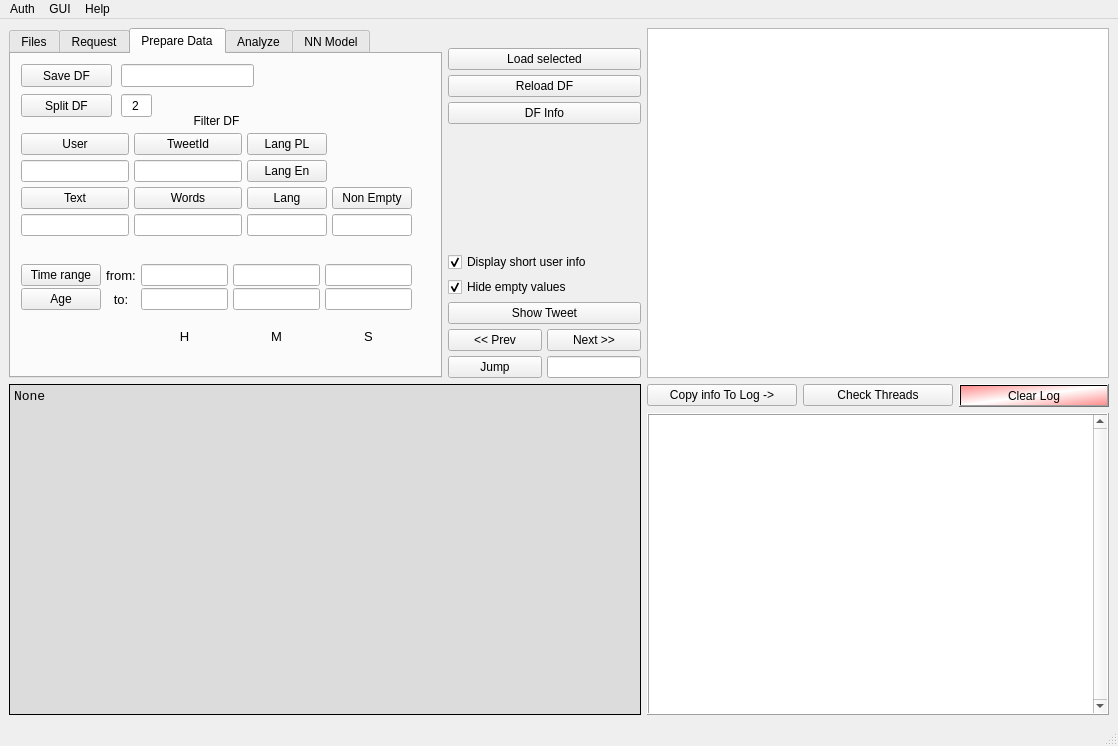
Before: the Qt Designer form TwitterAnalyzer/GUI/GUI_QT.ui in GrzegorzKrug/TwitterAnalyzer, drawn with Qt 5.
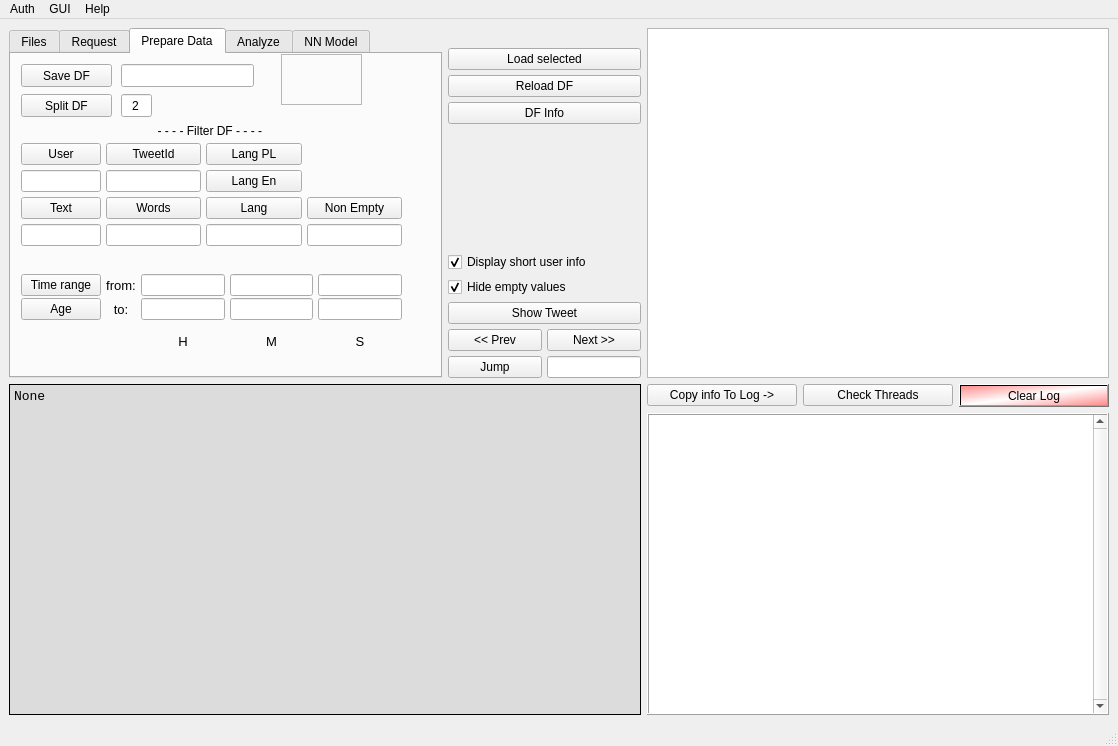
After: the same form once the commit is applied.

The edit to the form file:
```diff
--- a/TwitterAnalyzer/GUI/GUI_QT.ui
+++ b/TwitterAnalyzer/GUI/GUI_QT.ui
@@ -612,9 +612,9 @@
           <property name="geometry">
            <rect>
             <x>10</x>
-            <y>60</y>
-            <width>391</width>
-            <height>261</height>
+            <y>70</y>
+            <width>381</width>
+            <height>252</height>
            </rect>
           </property>
           <layout class="QVBoxLayout" name="Vertical_Filters" stretch="1,1,0">
@@ -625,30 +625,13 @@
             <enum>QLayout::SetMinimumSize</enum>
            </property>
            <item>
-            <layout class="QGridLayout" name="gridLayout_DataFilters" rowstretch="1,1,1,1,1,0" columnstretch="2,2,1,1" rowminimumheight="5,5,5,5,5,0">
+            <layout class="QGridLayout" name="gridLayout_DataFilters" rowstretch="1,0,0,0,0,0" columnstretch="2,0,0,0">
              <property name="sizeConstraint">
               <enum>QLayout::SetNoConstraint</enum>
              </property>
              <property name="spacing">
               <number>5</number>
              </property>
-             <item row="4" column="0">
-              <widget class="QLineEdit" name="lineEdit_DF_comment_7">
-               <property name="toolTip">
-                <string>You can Add some comment to file name</string>
-               </property>
-              </widget>
-             </item>
-             <item row="3" column="2">
-              <widget class="QPushButton" name="pushButton_FilterDF_Lang_Other">
-               <property name="toolTip">
-                <string>Filter DF, put language below</string>
-               </property>
-               <property name="text">
-                <string>Lang</string>
-               </property>
-              </widget>
-             </item>
              <item row="1" column="2">
               <widget class="QPushButton" name="pushButton_FilterDF_Lang_Polish">
                <property name="toolTip">
@@ -659,26 +642,6 @@
                </property>
               </widget>
              </item>
-             <item row="3" column="1">
-              <widget class="QPushButton" name="pushButton_export_DF_11">
-               <property name="toolTip">
-                <string>Save DF to .csv File</string>
-               </property>
-               <property name="text">
-                <string>Words</string>
-               </property>
-              </widget>
-             </item>
-             <item row="2" column="2">
-              <widget class="QPushButton" name="pushButton_FilterDF_Lang_English">
-               <property name="toolTip">
-                <string>Filter DF, english</string>
-               </property>
-               <property name="text">
-                <string>Lang En</string>
-               </property>
-              </widget>
-             </item>
              <item row="1" column="1">
               <widget class="QPushButton" name="pushButton_export_DF_10">
                <property name="toolTip">
@@ -689,27 +652,6 @@
                </property>
               </widget>
              </item>
-             <item row="2" column="1">
-              <widget class="QLineEdit" name="lineEdit_DF_comment_6">
-               <property name="toolTip">
-                <string>You can Add some comment to file name</string>
-               </property>
-              </widget>
-             </item>
-             <item row="4" column="1">
-              <widget class="QLineEdit" name="lineEdit_DF_comment_5">
-               <property name="toolTip">
-                <string>You can Add some comment to file name</string>
-               </property>
-              </widget>
-             </item>
-             <item row="2" column="0">
-              <widget class="QLineEdit" name="lineEdit_DF_comment_2">
-               <property name="toolTip">
-                <string>You can Add some comment to file name</string>
-               </property>
-              </widget>
-             </item>
              <item row="3" column="3">
               <widget class="QPushButton" name="pushButton_FilterDF_by_Key">
                <property name="toolTip">
@@ -720,6 +662,13 @@
                </property>
               </widget>
              </item>
+             <item row="2" column="1">
+              <widget class="QLineEdit" name="lineEdit_DF_comment_6">
+               <property name="toolTip">
+                <string>You can Add some comment to file name</string>
+               </property>
+              </widget>
+             </item>
              <item row="1" column="0">
               <widget class="QPushButton" name="pushButton_export_DF_6">
                <property name="toolTip">
@@ -730,23 +679,6 @@
                </property>
               </widget>
              </item>
-             <item row="3" column="0">
-              <widget class="QPushButton" name="pushButton_export_DF_9">
-               <property name="toolTip">
-                <string>Save DF to .csv File</string>
-               </property>
-               <property name="text">
-                <string>Text</string>
-               </property>
-              </widget>
-             </item>
-             <item row="4" column="3">
-              <widget class="QLineEdit" name="lineEdit_filterKeyinput">
-               <property name="toolTip">
-                <string>Key input</string>
-               </property>
-              </widget>
-             </item>
              <item row="4" column="2">
               <widget class="QLineEdit" name="lineEdit_FilterLangOther">
                <property name="toolTip">
@@ -754,6 +686,40 @@
                </property>
               </widget>
              </item>
+             <item row="3" column="1">
+              <widget class="QPushButton" name="pushButton_export_DF_11">
+               <property name="toolTip">
+                <string>Save DF to .csv File</string>
+               </property>
+               <property name="text">
+                <string>Words</string>
+               </property>
+              </widget>
+             </item>
+             <item row="4" column="1">
+              <widget class="QLineEdit" name="lineEdit_DF_comment_5">
+               <property name="toolTip">
+                <string>You can Add some comment to file name</string>
+               </property>
+              </widget>
+             </item>
+             <item row="4" column="0">
+              <widget class="QLineEdit" name="lineEdit_DF_comment_7">
+               <property name="toolTip">
+                <string>You can Add some comment to file name</string>
+               </property>
+              </widget>
+             </item>
+             <item row="2" column="2">
+              <widget class="QPushButton" name="pushButton_FilterDF_Lang_English">
+               <property name="toolTip">
+                <string>Filter DF, english</string>
+               </property>
+               <property name="text">
+                <string>Lang En</string>
+               </property>
+              </widget>
+             </item>
              <item row="5" column="1">
               <spacer name="verticalSpacer_3">
                <property name="orientation">
@@ -770,10 +736,44 @@
                </property>
               </spacer>
              </item>
+             <item row="3" column="2">
+              <widget class="QPushButton" name="pushButton_FilterDF_Lang_Other">
+               <property name="toolTip">
+                <string>Filter DF, put language below</string>
+               </property>
+               <property name="text">
+                <string>Lang</string>
+               </property>
+              </widget>
+             </item>
+             <item row="3" column="0">
+              <widget class="QPushButton" name="pushButton_export_DF_9">
+               <property name="toolTip">
+                <string>Save DF to .csv File</string>
+               </property>
+               <property name="text">
+                <string>Text</string>
+               </property>
+              </widget>
+             </item>
+             <item row="2" column="0">
+              <widget class="QLineEdit" name="lineEdit_DF_comment_2">
+               <property name="toolTip">
+                <string>You can Add some comment to file name</string>
+               </property>
+              </widget>
+             </item>
+             <item row="4" column="3">
+              <widget class="QLineEdit" name="lineEdit_filterKeyinput">
+               <property name="toolTip">
+                <string>Key input</string>
+               </property>
+              </widget>
+             </item>
              <item row="0" column="0" colspan="4">
               <widget class="QLabel" name="label_6">
                <property name="text">
-                <string>Filter DF</string>
+                <string>- - - - Filter DF - - - - </string>
                </property>
                <property name="alignment">
                 <set>Qt::AlignCenter</set>
@@ -947,6 +947,22 @@
            </item>
           </layout>
          </widget>
+         <widget class="QFrame" name="frame_2">
+          <property name="geometry">
+           <rect>
+            <x>270</x>
+            <y>0</y>
+            <width>81</width>
+            <height>51</height>
+           </rect>
+          </property>
+          <property name="frameShape">
+           <enum>QFrame::StyledPanel</enum>
+          </property>
+          <property name="frameShadow">
+           <enum>QFrame::Raised</enum>
+          </property>
+         </widget>
         </widget>
         <widget class="QWidget" name="Analyze">
          <attribute name="title">
```
